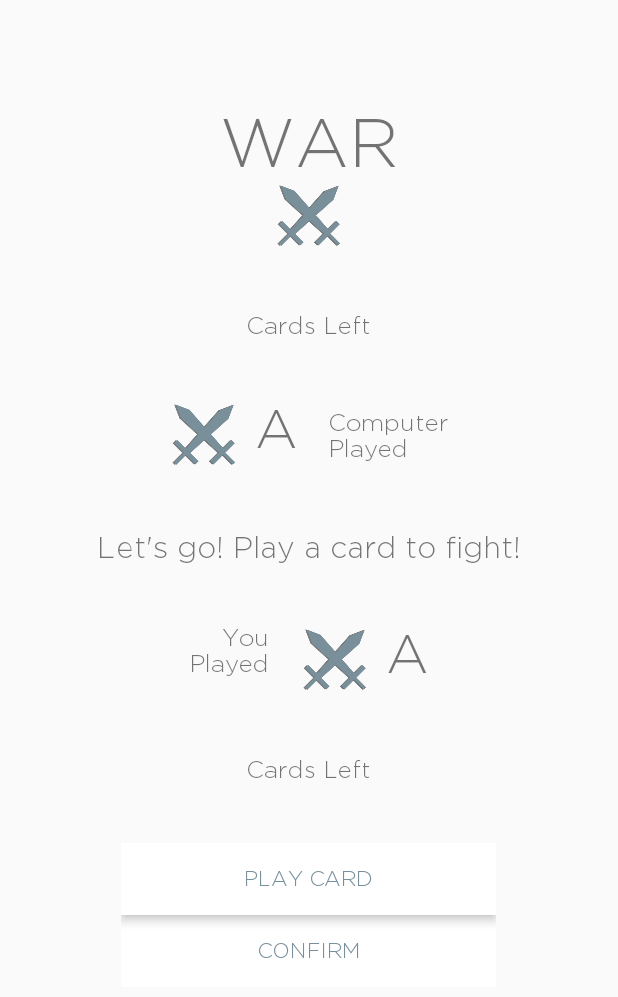
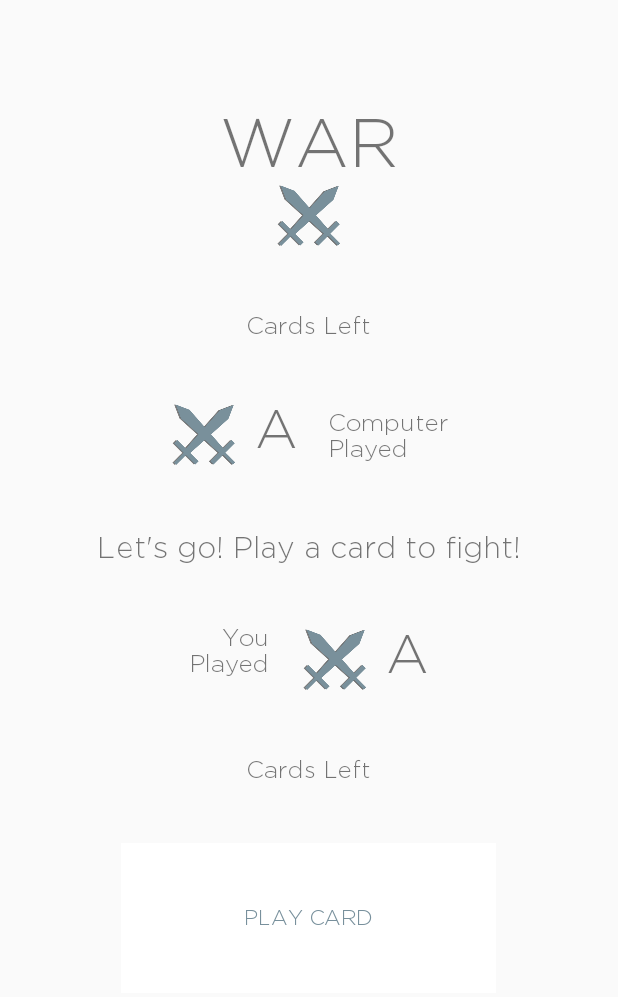
Before and after one commit to tylerbwong/CardGame, an Android app: the WarActivity screen opened directly, with no data from a screen before it, on a phone screen of 412 x 824 dp. Shown: the top 997 px of the screen. Run offline under Robolectric (Android 15) with nearby library versions, the phone set to English and light mode, and no system bars.

Commit message:
changed war buttons to one button

```diff
--- a/app/src/main/java/com/example/tylerbwong/cardgame/gui/war/WarActivity.java
+++ b/app/src/main/java/com/example/tylerbwong/cardgame/gui/war/WarActivity.java
@@ -37,7 +37,6 @@ public class WarActivity extends AppCompatActivity implements Observer {
    private ImageView compSuit;
    private ImageView humSuit;
    private Button playButton;
-   private Button confirmButton;
 
    private WarController controller;
 
@@ -72,7 +71,6 @@ public class WarActivity extends AppCompatActivity implements Observer {
       compSuit = (ImageView) findViewById(R.id.comp_suit);
       humSuit = (ImageView) findViewById(R.id.hum_suit);
       playButton = (Button) findViewById(R.id.play_button);
-      confirmButton = (Button) findViewById(R.id.confirm_button);
 
       titleLabel.setTypeface(gotham);
       compCards.setTypeface(gotham);
@@ -83,13 +81,8 @@ public class WarActivity extends AppCompatActivity implements Observer {
       compLabel.setTypeface(gotham);
       humLabel.setTypeface(gotham);
       playButton.setTypeface(gotham);
-      confirmButton.setTypeface(gotham);
-
-      confirmButton.setEnabled(false);
 
       controller = new WarController(new War(), this);
-
-      confirmButton.setEnabled(false);
 
       displayAlertDialog();
    }
@@ -136,15 +129,13 @@ public class WarActivity extends AppCompatActivity implements Observer {
    }
 
    public void playAction(View v) {
-      controller.handleTurn();
-      playButton.setEnabled(false);
-      confirmButton.setEnabled(true);
-   }
-
-   public void confirmAction(View v) {
-      controller.handleConfirm();
-      playButton.setEnabled(true);
-      confirmButton.setEnabled(false);
+      if (playButton.getText().toString().equals(getResources().getText(R.string.play_card).toString())) {
+         controller.handleTurn();
+         playButton.setText(getResources().getText(R.string.confirm).toString());
+      } else {
+         controller.handleConfirm();
+         playButton.setText(getResources().getText(R.string.play_card).toString());
+      }
    }
 
    @Override
--- a/app/src/main/res/layout/activity_war.xml
+++ b/app/src/main/res/layout/activity_war.xml
@@ -122,7 +122,7 @@
         <Button
             android:id="@+id/play_button"
             android:layout_width="250dp"
-            android:layout_height="wrap_content"
+            android:layout_height="100dp"
             android:background="@color/white"
             android:onClick="playAction"
             android:stateListAnimator="@anim/button_animator"
@@ -130,15 +130,5 @@
             android:textColor="@color/colorAccent"
             android:textSize="14sp"/>
 
-        <Button
-            android:id="@+id/confirm_button"
-            android:layout_width="250dp"
-            android:layout_height="wrap_content"
-            android:background="@color/white"
-            android:onClick="confirmAction"
-            android:stateListAnimator="@anim/button_animator"
-            android:text="@string/confirm"
-            android:textColor="@color/colorAccent"
-            android:textSize="14sp"/>
     </LinearLayout>
 </LinearLayout>
```
Also changed, not shown: app/src/main/java/com/example/tylerbwong/cardgame/version1_0/war/War.java (+7 -10 lines).
